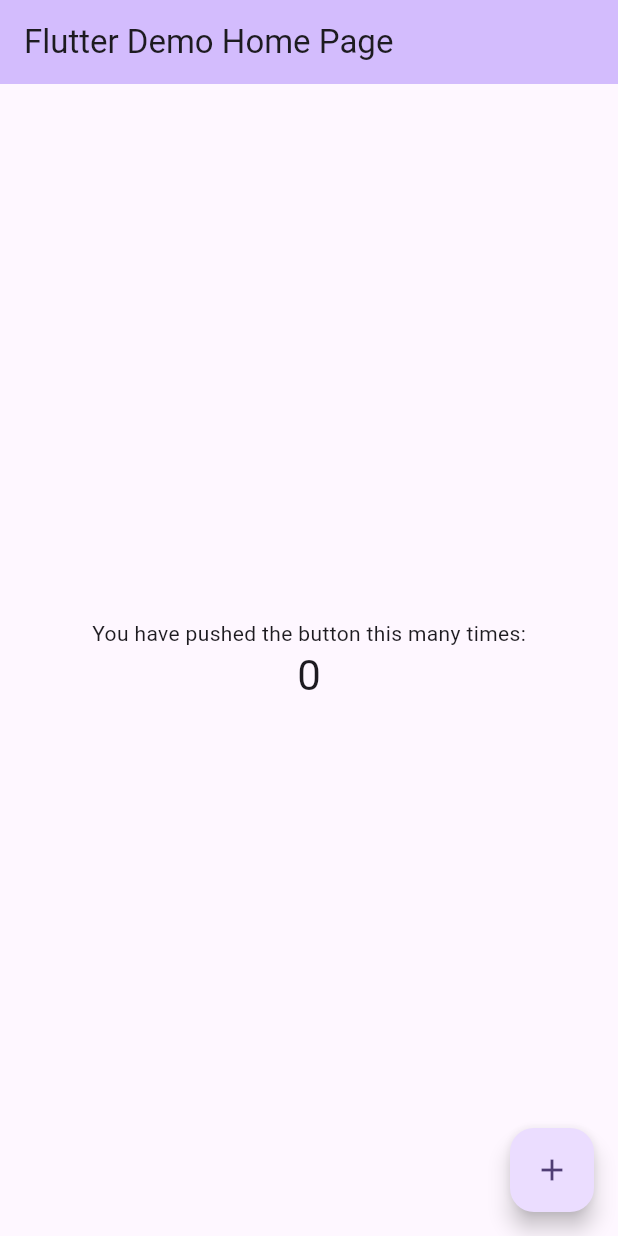
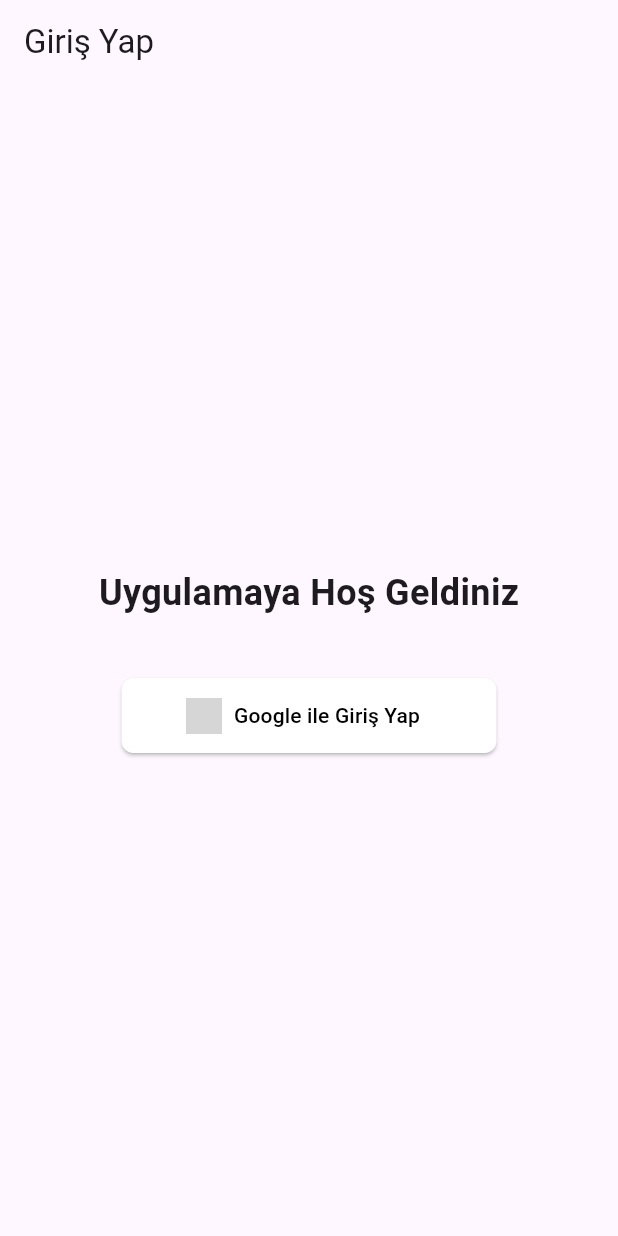
Before and after one commit to ysnmslk/cinema101quiz, a Flutter app: the screen it shows after launch, on a phone screen of 412 x 824 dp. Run offline on Flutter 3.47's test engine with Material 3 defaults, Android fonts, the phone set to English and light mode, and no system bars; our stand-ins replace cloud_firestore, firebase_auth, firebase_core, google_sign_in; accounts and stored records are empty; grey boxes are pictures that could not be loaded.

Commit message:
Loginscreen halloldu

```diff
--- /dev/null
+++ b/lib/login/screens/login_screen.dart
@@ -0,0 +1,49 @@
+
+import 'package:flutter/material.dart';
+import 'package:provider/provider.dart';
+import 'package:myapp/login/providers/auth_provider.dart';
+
+class LoginScreen extends StatelessWidget {
+  const LoginScreen({super.key});
+
+  @override
+  Widget build(BuildContext context) {
+    return Scaffold(
+      appBar: AppBar(
+        title: const Text('Giriş Yap'),
+      ),
+      body: Center(
+        child: Column(
+          mainAxisAlignment: MainAxisAlignment.center,
+          children: <Widget>[
+            const Text(
+              'Uygulamaya Hoş Geldiniz',
+              style: TextStyle(fontSize: 24, fontWeight: FontWeight.bold),
+            ),
+            const SizedBox(height: 40),
+            ElevatedButton.icon(
+              onPressed: () {
+                // HATA DÜZELTİLDİ: AppAuthProvider kullanılıyor
+                final authProvider = Provider.of<AppAuthProvider>(context, listen: false);
+                authProvider.signInWithGoogle();
+              },
+              icon: Image.asset(
+                'assets/images/google_logo.png', // Bu dosyanın assets/images altına eklenmesi gerekiyor
+                height: 24.0,
+              ),
+              label: const Text('Google ile Giriş Yap'),
+              style: ElevatedButton.styleFrom(
+                foregroundColor: Colors.black,
+                backgroundColor: Colors.white,
+                minimumSize: const Size(250, 50),
+                shape: RoundedRectangleBorder(
+                  borderRadius: BorderRadius.circular(8.0),
+                ),
+              ),
+            ),
+          ],
+        ),
+      ),
+    );
+  }
+}
--- /dev/null
+++ b/lib/login/widgets/auth_wrapper.dart
@@ -0,0 +1,37 @@
+
+import 'package:flutter/material.dart';
+import 'package:provider/provider.dart';
+import 'package:firebase_auth/firebase_auth.dart';
+import 'package:myapp/login/providers/auth_provider.dart';
+import 'package:myapp/login/screens/login_screen.dart';
+import 'package:myapp/home/screens/home_screen.dart';
+
+class AuthWrapper extends StatelessWidget {
+  const AuthWrapper({super.key});
+
+  @override
+  Widget build(BuildContext context) {
+    // KULLANIM GÜNCELLENDİ
+    final authProvider = Provider.of<AppAuthProvider>(context, listen: false);
+
+    return StreamBuilder<User?>(
+      stream: authProvider.authStateChanges, // Oturum durumunu dinle
+      builder: (context, snapshot) {
+        if (snapshot.connectionState == ConnectionState.waiting) {
+          return const Scaffold(
+            body: Center(
+              child: CircularProgressIndicator(),
+            ),
+          );
+        }
+
+        final user = snapshot.data;
+        if (user != null) {
+          return const HomeScreen();
+        } else {
+          return const LoginScreen();
+        }
+      },
+    );
+  }
+}
--- a/lib/main.dart
+++ b/lib/main.dart
@@ -1,75 +1,33 @@
+
 import 'package:flutter/material.dart';
+import 'package:provider/provider.dart';
+import 'package:firebase_core/firebase_core.dart';
+import 'package:myapp/firebase_options.dart';
+import 'package:myapp/login/providers/auth_provider.dart';
+import 'package:myapp/login/widgets/auth_wrapper.dart';
 
-void main() {
+void main() async {
+  WidgetsFlutterBinding.ensureInitialized();
+  await Firebase.initializeApp(
+    options: DefaultFirebaseOptions.currentPlatform,
+  );
   runApp(const MyApp());
 }
 
 class MyApp extends StatelessWidget {
   const MyApp({super.key});
 
-  // This widget is the root of your application.
   @override
   Widget build(BuildContext context) {
-    return MaterialApp(
-      title: 'Flutter Demo',
-      theme: ThemeData(
-
-        colorScheme: ColorScheme.fromSeed(seedColor: Colors.deepPurple),
-      ),
-      home: const MyHomePage(title: 'Flutter Demo Home Page'),
-    );
-  }
-}
-
-class MyHomePage extends StatefulWidget {
-  const MyHomePage({super.key, required this.title});
-
-
-
-  final String title;
-
-  @override
-  State<MyHomePage> createState() => _MyHomePageState();
-}
-
-class _MyHomePageState extends State<MyHomePage> {
-  int _counter = 0;
-
-  void _incrementCounter() {
-    setState(() {
-
-      _counter++;
-    });
-  }
-
-  @override
-  Widget build(BuildContext context) {
-
-    return Scaffold(
-      appBar: AppBar(
-
-        backgroundColor: Theme.of(context).colorScheme.inversePrimary,
-
-        title: Text(widget.title),
-      ),
-      body: Center(
-
-        child: Column(
-
-          mainAxisAlignment: MainAxisAlignment.center,
-          children: <Widget>[
-            const Text('You have pushed the button this many times:'),
-            Text(
-              '$_counter',
-              style: Theme.of(context).textTheme.headlineMedium,
-            ),
-          ],
+    return ChangeNotifierProvider(
+      // KULLANIM GÜNCELLENDİ
+      create: (context) => AppAuthProvider(),
+      child: MaterialApp(
+        title: 'Flutter Google Auth',
+        theme: ThemeData(
+          primarySwatch: Colors.blue,
         ),
-      ),
-      floatingActionButton: FloatingActionButton(
-        onPressed: _incrementCounter,
-        tooltip: 'Increment',
-        child: const Icon(Icons.add),
+        home: const AuthWrapper(),
       ),
     );
   }
```
Also changed, not shown: lib/home/screens/home_screen.dart (added, +57 -0 lines), lib/login/models/user_model.dart (added, +48 -0 lines), lib/login/providers/auth_provider.dart (added, +43 -0 lines), pubspec.yaml (+8 -70 lines), lib/firebase_options.dart (added), pubspec.lock, 5 other files.
